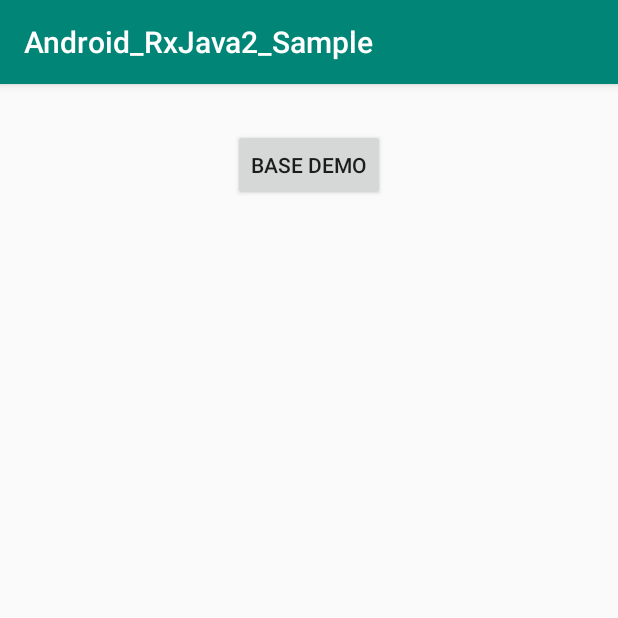
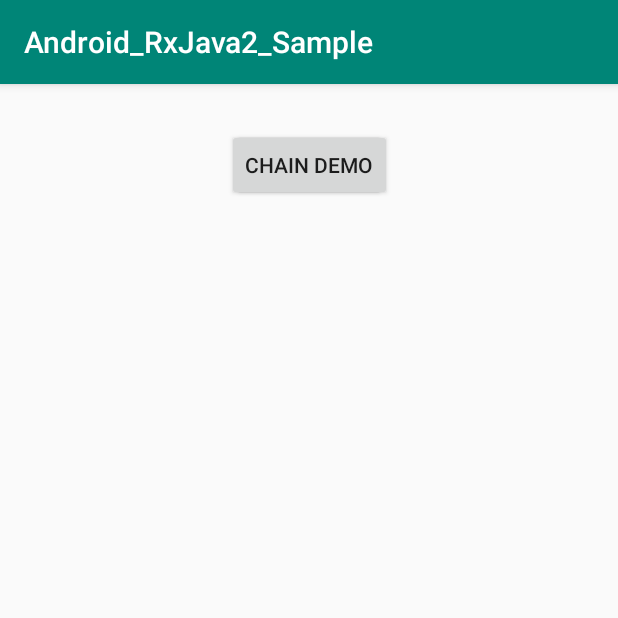
Before and after one commit to lizhen0211/Android_Rx_Java_2_Sample, an Android app: the SimpleDemoActivity screen opened directly, with no data from a screen before it, after a tap on "BASE DEMO", on a phone screen of 412 x 824 dp, the top half of it. Run offline under Robolectric (Android 15) with nearby library versions, the phone set to English and light mode, and no system bars; our stand-ins replace RxJava.

```diff
--- a/app/src/main/java/com/lz/android_rxjava2_sample/SimpleDemoActivity.java
+++ b/app/src/main/java/com/lz/android_rxjava2_sample/SimpleDemoActivity.java
@@ -60,4 +60,38 @@ public class SimpleDemoActivity extends AppCompatActivity {
         //订阅
         observable.subscribe(observer);
     }
+
+    public void onChainDemoClick(View view) {
+        //链式结构
+        Observable.create(new ObservableOnSubscribe<Integer>() {
+            @Override
+            public void subscribe(ObservableEmitter<Integer> emitter) throws Exception {
+                emitter.onNext(1);
+                emitter.onNext(2);
+                emitter.onNext(3);
+                emitter.onComplete();
+                emitter.onNext(4);
+            }
+        }).subscribe(new Observer<Integer>() {
+            @Override
+            public void onSubscribe(Disposable d) {
+                Log.e(TAG, "observer subscribe");
+            }
+
+            @Override
+            public void onNext(Integer value) {
+                Log.e(TAG, "" + value);
+            }
+
+            @Override
+            public void onError(Throwable e) {
+                Log.e(TAG, "error");
+            }
+
+            @Override
+            public void onComplete() {
+                Log.e(TAG, "complete");
+            }
+        });
+    }
 }
--- a/app/src/main/res/layout/activity_simple_demo.xml
+++ b/app/src/main/res/layout/activity_simple_demo.xml
@@ -7,6 +7,7 @@
     tools:context=".SimpleDemoActivity">
 
     <Button
+        android:id="@+id/base_model_btn"
         android:layout_width="wrap_content"
         android:layout_height="wrap_content"
         android:layout_marginTop="30dp"
@@ -16,4 +17,15 @@
         app:layout_constraintRight_toRightOf="parent"
         app:layout_constraintTop_toTopOf="parent" />
 
+    <Button
+        android:id="@+id/chain_model_btn"
+        android:layout_width="wrap_content"
+        android:layout_height="wrap_content"
+        android:layout_marginTop="30dp"
+        android:text="chain demo"
+        android:onClick="onChainDemoClick"
+        app:layout_constraintLeft_toLeftOf="parent"
+        app:layout_constraintRight_toRightOf="parent"
+        app:layout_constraintTop_toTopOf="parent" />
+
 </android.support.constraint.ConstraintLayout>
```
